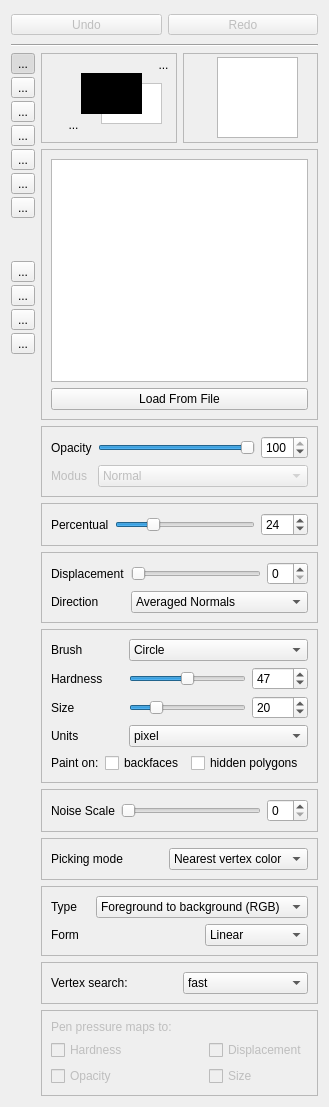
Qt form src/fgt/editpaint/paintbox.ui (cnr-isti-vclab/meshlab) before a commit.
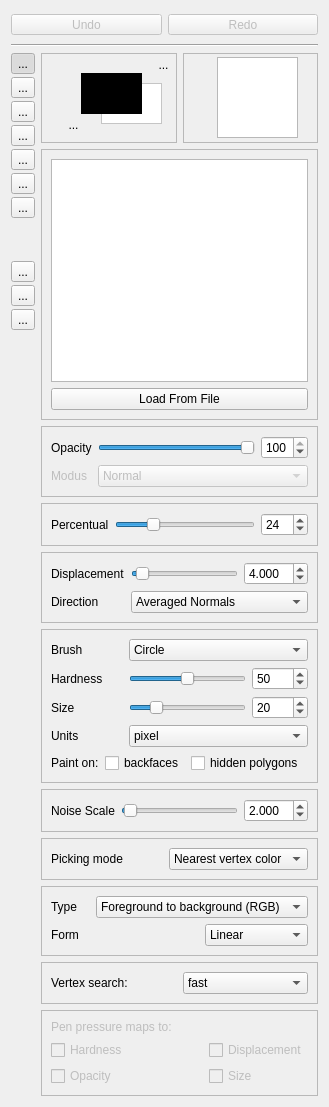
The same form after that commit. Icons and pictures are not drawn. Custom widgets are drawn as their Qt base class.

Commit message: Floating point spin boxes for displacement and noise; restored old cursor icon

```diff
--- a/src/fgt/editpaint/paintbox.ui
+++ b/src/fgt/editpaint/paintbox.ui
@@ -368,28 +368,6 @@
         </property>
        </widget>
       </item>
-      <item>
-       <widget class="QToolButton" name="mesh_sculpt_button" >
-        <property name="text" >
-         <string>...</string>
-        </property>
-        <property name="icon" >
-         <iconset resource="meshlab.qrc" >:/images/sculpt-22.png</iconset>
-        </property>
-        <property name="iconSize" >
-         <size>
-          <width>24</width>
-          <height>24</height>
-         </size>
-        </property>
-        <property name="checkable" >
-         <bool>true</bool>
-        </property>
-        <property name="autoExclusive" >
-         <bool>true</bool>
-        </property>
-       </widget>
-      </item>
       <item>
        <widget class="QToolButton" name="mesh_add_button" >
         <property name="enabled" >
@@ -962,13 +940,23 @@
          </item>
          <item row="0" column="1" >
           <widget class="QSlider" name="mesh_displacement_slider" >
+           <property name="sliderPosition" >
+            <number>4</number>
+           </property>
            <property name="orientation" >
             <enum>Qt::Horizontal</enum>
            </property>
           </widget>
          </item>
          <item row="0" column="2" >
-          <widget class="QSpinBox" name="spinBox" />
+          <widget class="QDoubleSpinBox" name="displacement_spin_box" >
+           <property name="decimals" >
+            <number>3</number>
+           </property>
+           <property name="value" >
+            <double>4.000</double>
+           </property>
+          </widget>
          </item>
          <item row="1" column="0" >
           <widget class="QLabel" name="label_8" >
@@ -1091,7 +1079,7 @@
             <number>100</number>
            </property>
            <property name="value" >
-            <number>47</number>
+            <number>50</number>
            </property>
           </widget>
          </item>
@@ -1212,10 +1200,20 @@
            <property name="orientation" >
             <enum>Qt::Horizontal</enum>
            </property>
+           <property name="sliderPosition" >
+            <number>2</number>
+           </property>
           </widget>
          </item>
          <item>
-          <widget class="QSpinBox" name="noise_box" />
+          <widget class="QDoubleSpinBox" name="noise_box">
+           <property name="decimals" >
+            <number>3</number>
+           </property>
+           <property name="value" >
+            <double>2.000</double>
+           </property>
+          </widget>
          </item>
         </layout>
        </widget>
```
Left out of the diff: 144 changed lines with no effect on the pictures. The commit also changes 2 other files.
